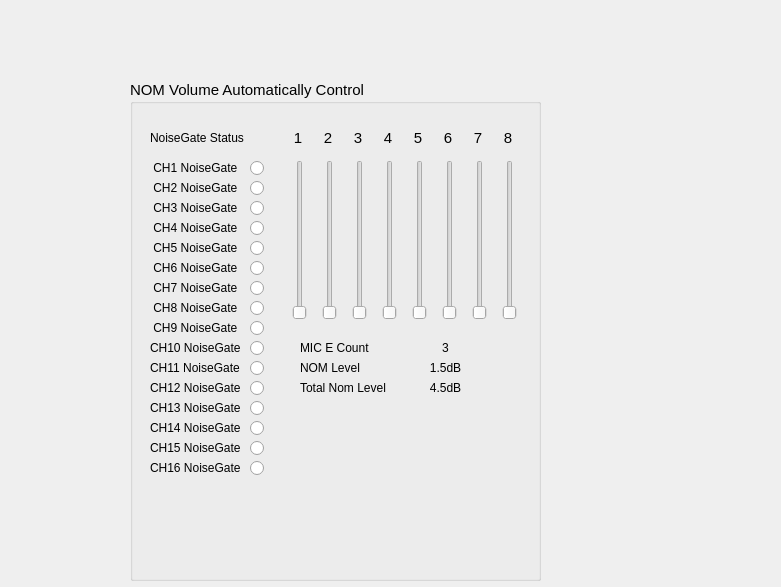
The window that ac1608/nomwnd.ui (jpcstpj7281/gameseer) describes before a commit, drawn with Qt 5.
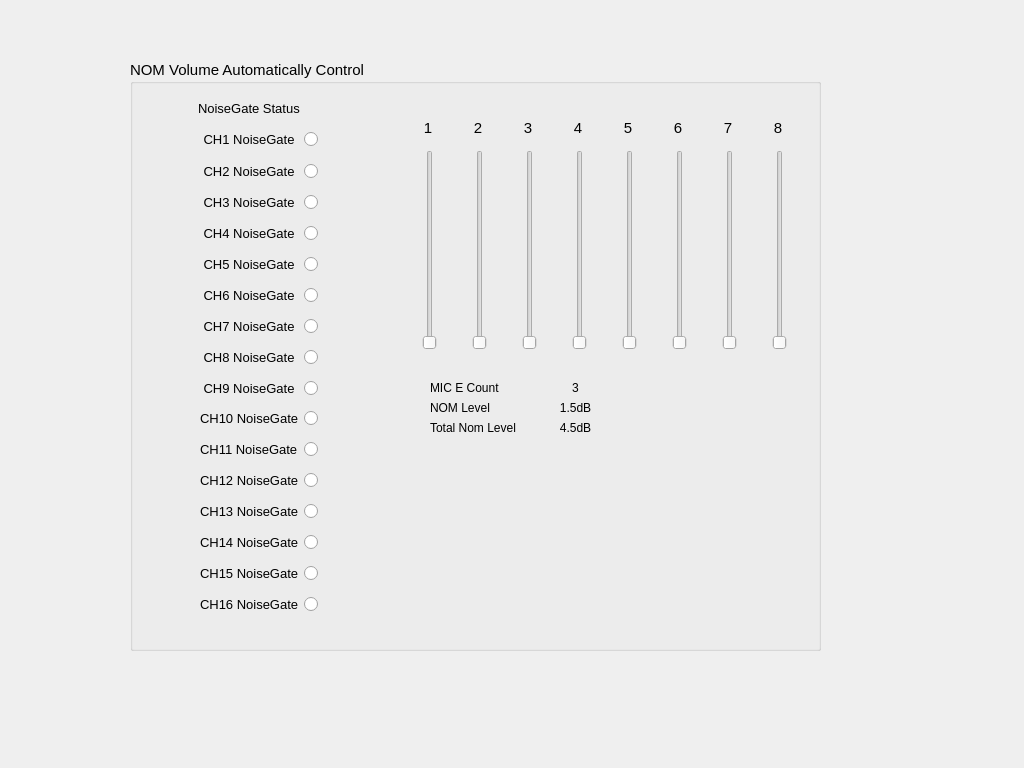
The same window after the commit.

```diff
--- a/ac1608/nomwnd.ui
+++ b/ac1608/nomwnd.ui
@@ -6,10 +6,16 @@
    <rect>
     <x>0</x>
     <y>0</y>
-    <width>781</width>
-    <height>587</height>
+    <width>1024</width>
+    <height>768</height>
    </rect>
   </property>
+  <property name="minimumSize">
+   <size>
+    <width>1024</width>
+    <height>768</height>
+   </size>
+  </property>
   <property name="windowTitle">
    <string>Form</string>
   </property>
@@ -17,9 +23,9 @@
    <property name="geometry">
     <rect>
      <x>130</x>
-     <y>80</y>
-     <width>411</width>
-     <height>501</height>
+     <y>60</y>
+     <width>691</width>
+     <height>591</height>
     </rect>
    </property>
    <property name="font">
@@ -33,44 +39,26 @@
    <widget class="QLabel" name="label_133">
     <property name="geometry">
      <rect>
-      <x>20</x>
-      <y>50</y>
-      <width>101</width>
+      <x>68</x>
+      <y>40</y>
+      <width>121</width>
       <height>16</height>
      </rect>
     </property>
     <property name="font">
      <font>
-      <pointsize>9</pointsize>
+      <pointsize>10</pointsize>
      </font>
     </property>
     <property name="text">
      <string>NoiseGate Status</string>
     </property>
    </widget>
-   <widget class="QLabel" name="label_134">
-    <property name="geometry">
-     <rect>
-      <x>20</x>
-      <y>80</y>
-      <width>91</width>
-      <height>16</height>
-     </rect>
-    </property>
-    <property name="font">
-     <font>
-      <pointsize>9</pointsize>
-     </font>
-    </property>
-    <property name="text">
-     <string> CH1 NoiseGate</string>
-    </property>
-   </widget>
    <widget class="QLabel" name="label_135">
     <property name="geometry">
      <rect>
-      <x>160</x>
-      <y>50</y>
+      <x>290</x>
+      <y>60</y>
       <width>16</width>
       <height>16</height>
      </rect>
@@ -85,10 +73,10 @@
    <widget class="QSlider" name="verticalSlider">
     <property name="geometry">
      <rect>
-      <x>160</x>
-      <y>80</y>
-      <width>19</width>
-      <height>160</height>
+      <x>285</x>
+      <y>90</y>
+      <width>30</width>
+      <height>200</height>
      </rect>
     </property>
     <property name="orientation">
@@ -98,8 +86,8 @@
    <widget class="QRadioButton" name="radioButton_13">
     <property name="geometry">
      <rect>
-      <x>120</x>
-      <y>80</y>
+      <x>174</x>
+      <y>71</y>
       <width>16</width>
       <height>16</height>
      </rect>
@@ -111,8 +99,8 @@
    <widget class="QLabel" name="label_136">
     <property name="geometry">
      <rect>
-      <x>190</x>
-      <y>50</y>
+      <x>340</x>
+      <y>60</y>
       <width>16</width>
       <height>16</height>
      </rect>
@@ -127,10 +115,10 @@
    <widget class="QSlider" name="verticalSlider_2">
     <property name="geometry">
      <rect>
-      <x>190</x>
-      <y>80</y>
-      <width>19</width>
-      <height>160</height>
+      <x>335</x>
+      <y>90</y>
+      <width>30</width>
+      <height>200</height>
      </rect>
     </property>
     <property name="orientation">
@@ -140,8 +128,8 @@
    <widget class="QLabel" name="label_137">
     <property name="geometry">
      <rect>
-      <x>220</x>
-      <y>50</y>
+      <x>390</x>
+      <y>60</y>
       <width>16</width>
       <height>16</height>
      </rect>
@@ -156,10 +144,10 @@
    <widget class="QSlider" name="verticalSlider_3">
     <property name="geometry">
      <rect>
-      <x>220</x>
-      <y>80</y>
-      <width>19</width>
-      <height>160</height>
+      <x>385</x>
+      <y>90</y>
+      <width>30</width>
+      <height>200</height>
      </rect>
     </property>
     <property name="orientation">
@@ -169,8 +157,8 @@
    <widget class="QLabel" name="label_138">
     <property name="geometry">
      <rect>
-      <x>250</x>
-      <y>50</y>
+      <x>440</x>
+      <y>60</y>
       <width>16</width>
       <height>16</height>
      </rect>
@@ -185,10 +173,10 @@
    <widget class="QSlider" name="verticalSlider_4">
     <property name="geometry">
      <rect>
-      <x>250</x>
-      <y>80</y>
-      <width>19</width>
-      <height>160</height>
+      <x>435</x>
+      <y>90</y>
+      <width>30</width>
+      <height>200</height>
      </rect>
     </property>
     <property name="orientation">
@@ -198,8 +186,8 @@
    <widget class="QLabel" name="label_139">
     <property name="geometry">
      <rect>
-      <x>280</x>
-      <y>50</y>
+      <x>490</x>
+      <y>60</y>
       <width>16</width>
       <height>16</height>
      </rect>
@@ -214,10 +202,10 @@
    <widget class="QSlider" name="verticalSlider_5">
     <property name="geometry">
      <rect>
-      <x>280</x>
-      <y>80</y>
-      <width>19</width>
-      <height>160</height>
+      <x>485</x>
+      <y>90</y>
+      <width>30</width>
+      <height>200</height>
      </rect>
     </property>
     <property name="orientation">
@@ -227,8 +215,8 @@
    <widget class="QLabel" name="label_140">
     <property name="geometry">
      <rect>
-      <x>310</x>
-      <y>50</y>
+      <x>540</x>
+      <y>60</y>
       <width>16</width>
       <height>16</height>
      </rect>
@@ -243,10 +231,10 @@
    <widget class="QSlider" name="verticalSlider_6">
     <property name="geometry">
      <rect>
-      <x>310</x>
-      <y>80</y>
-      <width>19</width>
-      <height>160</height>
+      <x>535</x>
+      <y>90</y>
+      <width>30</width>
+      <height>200</height>
      </rect>
     </property>
     <property name="orientation">
@@ -256,8 +244,8 @@
    <widget class="QLabel" name="label_141">
     <property name="geometry">
      <rect>
-      <x>340</x>
-      <y>50</y>
+      <x>590</x>
+      <y>60</y>
       <width>16</width>
       <height>16</height>
      </rect>
@@ -272,10 +260,10 @@
    <widget class="QSlider" name="verticalSlider_7">
     <property name="geometry">
      <rect>
-      <x>340</x>
-      <y>80</y>
-      <width>19</width>
-      <height>160</height>
+      <x>585</x>
+      <y>90</y>
+      <width>30</width>
+      <height>200</height>
      </rect>
     </property>
     <property name="orientation">
@@ -285,8 +273,8 @@
    <widget class="QLabel" name="label_142">
     <property name="geometry">
      <rect>
-      <x>370</x>
-      <y>50</y>
+      <x>640</x>
+      <y>60</y>
       <width>16</width>
       <height>16</height>
      </rect>
@@ -301,10 +289,10 @@
    <widget class="QSlider" name="verticalSlider_8">
     <property name="geometry">
      <rect>
-      <x>370</x>
-      <y>80</y>
-      <width>19</width>
-      <height>160</height>
+      <x>635</x>
+      <y>90</y>
+      <width>30</width>
+      <height>200</height>
      </rect>
     </property>
     <property name="orientation">
@@ -314,8 +302,8 @@
    <widget class="QRadioButton" name="radioButton_14">
     <property name="geometry">
      <rect>
-      <x>120</x>
-      <y>100</y>
+      <x>174</x>
+      <y>103</y>
       <width>16</width>
       <height>16</height>
      </rect>
@@ -324,29 +312,11 @@
      <string/>
     </property>
    </widget>
-   <widget class="QLabel" name="label_143">
-    <property name="geometry">
-     <rect>
-      <x>20</x>
-      <y>100</y>
-      <width>91</width>
-      <height>16</height>
-     </rect>
-    </property>
-    <property name="font">
-     <font>
-      <pointsize>9</pointsize>
-     </font>
-    </property>
-    <property name="text">
-     <string> CH2 NoiseGate</string>
-    </property>
-   </widget>
    <widget class="QRadioButton" name="radioButton_15">
     <property name="geometry">
      <rect>
-      <x>120</x>
-      <y>120</y>
+      <x>174</x>
+      <y>134</y>
       <width>16</width>
       <height>16</height>
      </rect>
@@ -355,29 +325,11 @@
      <string/>
     </property>
    </widget>
-   <widget class="QLabel" name="label_144">
-    <property name="geometry">
-     <rect>
-      <x>20</x>
-      <y>120</y>
-      <width>91</width>
-      <height>16</height>
-     </rect>
-    </property>
-    <property name="font">
-     <font>
-      <pointsize>9</pointsize>
-     </font>
-    </property>
-    <property name="text">
-     <string> CH3 NoiseGate</string>
-    </property>
-   </widget>
    <widget class="QRadioButton" name="radioButton_16">
     <property name="geometry">
      <rect>
-      <x>120</x>
-      <y>140</y>
+      <x>174</x>
+      <y>165</y>
       <width>16</width>
       <height>16</height>
      </rect>
@@ -389,8 +341,8 @@
    <widget class="QRadioButton" name="radioButton_17">
     <property name="geometry">
      <rect>
-      <x>120</x>
-      <y>160</y>
+      <x>174</x>
+      <y>196</y>
       <width>16</width>
       <height>16</height>
      </rect>
@@ -399,65 +351,11 @@
      <string/>
     </property>
    </widget>
-   <widget class="QLabel" name="label_145">
-    <property name="geometry">
-     <rect>
-      <x>20</x>
-      <y>180</y>
-      <width>91</width>
-      <height>16</height>
-     </rect>
-    </property>
-    <property name="font">
-     <font>
-      <pointsize>9</pointsize>
-     </font>
-    </property>
-    <property name="text">
-     <string> CH6 NoiseGate</string>
-    </property>
-   </widget>
-   <widget class="QLabel" name="label_146">
-    <property name="geometry">
-     <rect>
-      <x>20</x>
-      <y>160</y>
-      <width>91</width>
-      <height>16</height>
-     </rect>
-    </property>
-    <property name="font">
-     <font>
-      <pointsize>9</pointsize>
-     </font>
-    </property>
-    <property name="text">
-     <string> CH5 NoiseGate</string>
-    </property>
-   </widget>
-   <widget class="QLabel" name="label_147">
-    <property name="geometry">
-     <rect>
-      <x>20</x>
-      <y>140</y>
-      <width>91</width>
-      <height>16</height>
-     </rect>
-    </property>
-    <property name="font">
-     <font>
-      <pointsize>9</pointsize>
-     </font>
-    </property>
-    <property name="text">
-     <string> CH4 NoiseGate</string>
-    </property>
-   </widget>
    <widget class="QRadioButton" name="radioButton_18">
     <property name="geometry">
      <rect>
-      <x>120</x>
-      <y>180</y>
+      <x>174</x>
+      <y>227</y>
       <width>16</width>
       <height>16</height>
      </rect>
@@ -469,8 +367,8 @@
    <widget class="QRadioButton" name="radioButton_19">
     <property name="geometry">
      <rect>
-      <x>120</x>
-      <y>200</y>
+      <x>174</x>
+      <y>258</y>
       <width>16</width>
       <height>16</height>
      </rect>
@@ -482,8 +380,8 @@
    <widget class="QRadioButton" name="radioButton_20">
     <property name="geometry">
      <rect>
-      <x>120</x>
-      <y>220</y>
+      <x>174</x>
+      <y>289</y>
       <width>16</width>
       <height>16</height>
      </rect>
@@ -492,29 +390,11 @@
      <string/>
     </property>
    </widget>
-   <widget class="QLabel" name="label_148">
-    <property name="geometry">
-     <rect>
-      <x>20</x>
-      <y>240</y>
-      <width>91</width>
-      <height>16</height>
-     </rect>
-    </property>
-    <property name="font">
-     <font>
-      <pointsize>9</pointsize>
-     </font>
-    </property>
-    <property name="text">
-     <string> CH9 NoiseGate</string>
-    </property>
-   </widget>
    <widget class="QRadioButton" name="radioButton_21">
     <property name="geometry">
      <rect>
-      <x>120</x>
-      <y>260</y>
+      <x>174</x>
+      <y>350</y>
       <width>16</width>
       <height>16</height>
      </rect>
@@ -523,47 +403,11 @@
      <string/>
     </property>
    </widget>
-   <widget class="QLabel" name="label_149">
-    <property name="geometry">
-     <rect>
-      <x>20</x>
-      <y>280</y>
-      <width>91</width>
-      <height>16</height>
-     </rect>
-    </property>
-    <property name="font">
-     <font>
-      <pointsize>9</pointsize>
-     </font>
-    </property>
-    <property name="text">
-     <string>CH11 NoiseGate</string>
-    </property>
-   </widget>
-   <widget class="QLabel" name="label_150">
-    <property name="geometry">
-     <rect>
-      <x>20</x>
-      <y>220</y>
-      <width>91</width>
-      <height>16</height>
-     </rect>
-    </property>
-    <property name="font">
-     <font>
-      <pointsize>9</pointsize>
-     </font>
-    </property>
-    <property name="text">
-     <string> CH8 NoiseGate</string>
-    </property>
-   </widget>
    <widget class="QRadioButton" name="radioButton_22">
     <property name="geometry">
      <rect>
-      <x>120</x>
-      <y>300</y>
+      <x>174</x>
+      <y>412</y>
       <width>16</width>
       <height>16</height>
      </rect>
@@ -572,65 +416,11 @@
      <string/>
     </property>
    </widget>
-   <widget class="QLabel" name="label_151">
-    <property name="geometry">
-     <rect>
-      <x>20</x>
-      <y>260</y>
-      <width>91</width>
-      <height>16</height>
-     </rect>
-    </property>
-    <property name="font">
-     <font>
-      <pointsize>9</pointsize>
-     </font>
-    </property>
-    <property name="text">
-     <string>CH10 NoiseGate</string>
-    </property>
-   </widget>
-   <widget class="QLabel" name="label_152">
-    <property name="geometry">
-     <rect>
-      <x>20</x>
-      <y>300</y>
-      <width>91</width>
-      <height>16</height>
-     </rect>
-    </property>
-    <property name="font">
-     <font>
-      <pointsize>9</pointsize>
-     </font>
-    </property>
-    <property name="text">
-     <string>CH12 NoiseGate</string>
-    </property>
-   </widget>
-   <widget class="QLabel" name="label_153">
-    <property name="geometry">
-     <rect>
-      <x>20</x>
-      <y>200</y>
-      <width>91</width>
-      <height>16</height>
-     </rect>
-    </property>
-    <property name="font">
-     <font>
-      <pointsize>9</pointsize>
-     </font>
-    </property>
-    <property name="text">
-     <string> CH7 NoiseGate</string>
-    </property>
-   </widget>
    <widget class="QRadioButton" name="radioButton_23">
     <property name="geometry">
      <rect>
-      <x>120</x>
-      <y>240</y>
+      <x>174</x>
+      <y>320</y>
       <width>16</width>
       <height>16</height>
      </rect>
@@ -642,8 +432,8 @@
    <widget class="QRadioButton" name="radioButton_24">
     <property name="geometry">
      <rect>
-      <x>120</x>
-      <y>280</y>
+      <x>174</x>
+      <y>381</y>
       <width>16</width>
       <height>16</height>
      </rect>
@@ -655,8 +445,8 @@
    <widget class="QRadioButton" name="radioButton_25">
     <property name="geometry">
      <rect>
-      <x>120</x>
-      <y>320</y>
+      <x>174</x>
+      <y>443</y>
       <width>16</width>
       <height>16</height>
      </rect>
@@ -668,8 +458,8 @@
    <widget class="QRadioButton" name="radioButton_26">
     <property name="geometry">
      <rect>
-      <x>120</x>
-      <y>340</y>
+      <x>174</x>
+      <y>474</y>
       <width>16</width>
       <height>16</height>
      </rect>
@@ -678,96 +468,11 @@
      <string/>
     </property>
    </widget>
-   <widget class="QLabel" name="label_154">
-    <property name="geometry">
-     <rect>
-      <x>20</x>
-      <y>360</y>
-      <width>91</width>
-      <height>16</height>
-     </rect>
-    </property>
-    <property name="font">
-     <font>
-      <pointsize>9</pointsize>
-     </font>
-    </property>
-    <property name="text">
-     <string>CH15 NoiseGate</string>
-    </property>
-   </widget>
-   <widget class="QRadioButton" name="radioButton_27">
-    <property name="geometry">
-     <rect>
-      <x>120</x>
-      <y>380</y>
-      <width>16</width>
-      <height>16</height>
-     </rect>
-    </property>
-    <property name="text">
-     <string/>
-    </property>
-   </widget>
-   <widget class="QLabel" name="label_156">
-    <property name="geometry">
-     <rect>
-      <x>20</x>
-      <y>340</y>
-      <width>91</width>
-      <height>16</height>
-     </rect>
-    </property>
-    <property name="font">
-     <font>
-      <pointsize>9</pointsize>
-     </font>
-    </property>
-    <property name="text">
-     <string>CH14 NoiseGate</string>
-    </property>
-   </widget>
-   <widget class="QLabel" name="label_157">
-    <property name="geometry">
-     <rect>
-      <x>20</x>
-      <y>380</y>
-      <width>91</width>
-      <height>16</height>
-     </rect>
-    </property>
-    <property name="font">
-     <font>
-      <pointsize>9</pointsize>
-     </font>
-    </property>
-    <property name="text">
-     <string>CH16 NoiseGate</string>
-    </property>
-   </widget>
-   <widget class="QLabel" name="label_159">
-    <property name="geometry">
-     <rect>
-      <x>20</x>
-      <y>320</y>
-      <width>91</width>
-      <height>16</height>
-     </rect>
-    </property>
-    <property name="font">
-     <font>
-      <pointsize>9</pointsize>
-     </font>
-    </property>
-    <property name="text">
-     <string>CH13 NoiseGate</string>
-    </property>
-   </widget>
    <widget class="QRadioButton" name="radioButton_29">
     <property name="geometry">
      <rect>
-      <x>120</x>
-      <y>360</y>
+      <x>174</x>
+      <y>505</y>
       <width>16</width>
       <height>16</height>
      </rect>
@@ -779,8 +484,8 @@
    <widget class="QLabel" name="label_155">
     <property name="geometry">
      <rect>
-      <x>170</x>
-      <y>260</y>
+      <x>300</x>
+      <y>320</y>
       <width>71</width>
       <height>16</height>
      </rect>
@@ -797,8 +502,8 @@
    <widget class="QLabel" name="label_158">
     <property name="geometry">
      <rect>
-      <x>170</x>
-      <y>280</y>
+      <x>300</x>
+      <y>340</y>
       <width>71</width>
       <height>16</height>
      </rect>
@@ -815,8 +520,8 @@
    <widget class="QLabel" name="label_160">
     <property name="geometry">
      <rect>
-      <x>170</x>
-      <y>300</y>
+      <x>300</x>
+      <y>360</y>
       <width>91</width>
       <height>16</height>
      </rect>
@@ -833,8 +538,8 @@
    <widget class="QLabel" name="label_161">
     <property name="geometry">
      <rect>
-      <x>280</x>
-      <y>260</y>
+      <x>410</x>
+      <y>320</y>
       <width>71</width>
       <height>16</height>
      </rect>
@@ -854,8 +559,8 @@
    <widget class="QLabel" name="label_162">
     <property name="geometry">
      <rect>
-      <x>280</x>
-      <y>280</y>
+      <x>410</x>
+      <y>340</y>
       <width>71</width>
       <height>16</height>
      </rect>
@@ -875,8 +580,8 @@
    <widget class="QLabel" name="label_163">
     <property name="geometry">
      <rect>
-      <x>280</x>
-      <y>300</y>
+      <x>410</x>
+      <y>360</y>
       <width>71</width>
       <height>16</height>
      </rect>
@@ -893,6 +598,379 @@
      <set>Qt::AlignCenter</set>
     </property>
    </widget>
+   <widget class="QLabel" name="label_153">
+    <property name="geometry">
+     <rect>
+      <x>70</x>
+      <y>258</y>
+      <width>98</width>
+      <height>16</height>
+     </rect>
+    </property>
+    <property name="font">
+     <font>
+      <pointsize>10</pointsize>
+     </font>
+    </property>
+    <property name="text">
+     <string> CH7 NoiseGate</string>
+    </property>
+   </widget>
+   <widget class="QLabel" name="label_151">
+    <property name="geometry">
+     <rect>
+      <x>70</x>
+      <y>350</y>
+      <width>98</width>
+      <height>16</height>
+     </rect>
+    </property>
+    <property name="font">
+     <font>
+      <pointsize>10</pointsize>
+     </font>
+    </property>
+    <property name="text">
+     <string>CH10 NoiseGate</string>
+    </property>
+   </widget>
+   <widget class="QLabel" name="label_154">
+    <property name="geometry">
+     <rect>
+      <x>70</x>
+      <y>505</y>
+      <width>98</width>
+      <height>16</height>
+     </rect>
+    </property>
+    <property name="font">
+     <font>
+      <pointsize>10</pointsize>
+     </font>
+    </property>
+    <property name="text">
+     <string>CH15 NoiseGate</string>
+    </property>
+   </widget>
+   <widget class="QLabel" name="label_149">
+    <property name="geometry">
+     <rect>
+      <x>70</x>
+      <y>381</y>
+      <width>98</width>
+      <height>16</height>
+     </rect>
+    </property>
+    <property name="font">
+     <font>
+      <pointsize>10</pointsize>
+     </font>
+    </property>
+    <property name="text">
+     <string>CH11 NoiseGate</string>
+    </property>
+   </widget>
+   <widget class="QLabel" name="label_156">
+    <property name="geometry">
+     <rect>
+      <x>70</x>
+      <y>474</y>
+      <width>98</width>
+      <height>16</height>
+     </rect>
+    </property>
+    <property name="font">
+     <font>
+      <pointsize>10</pointsize>
+     </font>
+    </property>
+    <property name="text">
+     <string>CH14 NoiseGate</string>
+    </property>
+   </widget>
+   <widget class="QRadioButton" name="radioButton_27">
+    <property name="geometry">
+     <rect>
+      <x>174</x>
+      <y>536</y>
+      <width>16</width>
+      <height>16</height>
+     </rect>
+    </property>
+    <property name="text">
+     <string/>
+    </property>
+   </widget>
+   <widget class="QLabel" name="label_157">
+    <property name="geometry">
+     <rect>
+      <x>70</x>
+      <y>536</y>
+      <width>98</width>
+      <height>16</height>
+     </rect>
+    </property>
+    <property name="font">
+     <font>
+      <pointsize>10</pointsize>
+     </font>
+    </property>
+    <property name="text">
+     <string>CH16 NoiseGate</string>
+    </property>
+   </widget>
+   <widget class="QLabel" name="label_143">
+    <property name="geometry">
+     <rect>
+      <x>70</x>
+      <y>103</y>
+      <width>98</width>
+      <height>16</height>
+     </rect>
+    </property>
+    <property name="font">
+     <font>
+      <pointsize>10</pointsize>
+     </font>
+    </property>
+    <property name="text">
+     <string> CH2 NoiseGate</string>
+    </property>
+   </widget>
+   <widget class="QLabel" name="label_134">
+    <property name="geometry">
+     <rect>
+      <x>70</x>
+      <y>71</y>
+      <width>98</width>
+      <height>16</height>
+     </rect>
+    </property>
+    <property name="font">
+     <font>
+      <pointsize>10</pointsize>
+     </font>
+    </property>
+    <property name="text">
+     <string> CH1 NoiseGate</string>
+    </property>
+   </widget>
+   <widget class="QLabel" name="label_147">
+    <property name="geometry">
+     <rect>
+      <x>70</x>
+      <y>165</y>
+      <width>98</width>
+      <height>16</height>
+     </rect>
+    </property>
+    <property name="font">
+     <font>
+      <pointsize>10</pointsize>
+     </font>
+    </property>
+    <property name="text">
+     <string> CH4 NoiseGate</string>
+    </property>
+   </widget>
+   <widget class="QLabel" name="label_159">
+    <property name="geometry">
+     <rect>
+      <x>70</x>
+      <y>443</y>
+      <width>98</width>
+      <height>16</height>
+     </rect>
+    </property>
+    <property name="font">
+     <font>
+      <pointsize>10</pointsize>
+     </font>
+    </property>
+    <property name="text">
+     <string>CH13 NoiseGate</string>
+    </property>
+   </widget>
+   <widget class="QLabel" name="label_146">
+    <property name="geometry">
+     <rect>
+      <x>70</x>
+      <y>196</y>
+      <width>98</width>
+      <height>16</height>
+     </rect>
+    </property>
+    <property name="font">
+     <font>
+      <pointsize>10</pointsize>
+     </font>
+    </property>
+    <property name="text">
+     <string> CH5 NoiseGate</string>
+    </property>
+   </widget>
+   <widget class="QLabel" name="label_150">
+    <property name="geometry">
+     <rect>
+      <x>70</x>
+      <y>289</y>
+      <width>98</width>
+      <height>16</height>
+     </rect>
+    </property>
+    <property name="font">
+     <font>
+      <pointsize>10</pointsize>
+     </font>
+    </property>
+    <property name="text">
+     <string> CH8 NoiseGate</string>
+    </property>
+   </widget>
+   <widget class="QLabel" name="label_148">
+    <property name="geometry">
+     <rect>
+      <x>70</x>
+      <y>320</y>
+      <width>98</width>
+      <height>16</height>
+     </rect>
+    </property>
+    <property name="font">
+     <font>
+      <pointsize>10</pointsize>
+     </font>
+    </property>
+    <property name="text">
+     <string> CH9 NoiseGate</string>
+    </property>
+   </widget>
+   <widget class="QLabel" name="label_145">
+    <property name="geometry">
+     <rect>
+      <x>70</x>
+      <y>227</y>
+      <width>98</width>
+      <height>16</height>
+     </rect>
+    </property>
+    <property name="font">
+     <font>
+      <pointsize>10</pointsize>
+     </font>
+    </property>
+    <property name="text">
+     <string> CH6 NoiseGate</string>
+    </property>
+   </widget>
+   <widget class="QLabel" name="label_144">
+    <property name="geometry">
+     <rect>
+      <x>70</x>
+      <y>134</y>
+      <width>98</width>
+      <height>16</height>
+     </rect>
+    </property>
+    <property name="font">
+     <font>
+      <pointsize>10</pointsize>
+     </font>
+    </property>
+    <property name="text">
+     <string> CH3 NoiseGate</string>
+    </property>
+   </widget>
+   <widget class="QLabel" name="label_152">
+    <property name="geometry">
+     <rect>
+      <x>70</x>
+      <y>412</y>
+      <width>98</width>
+      <height>16</height>
+     </rect>
+    </property>
+    <property name="font">
+     <font>
+      <pointsize>10</pointsize>
+     </font>
+    </property>
+    <property name="text">
+     <string>CH12 NoiseGate</string>
+    </property>
+   </widget>
+   <zorder>label_133</zorder>
+   <zorder>label_134</zorder>
+   <zorder>label_135</zorder>
+   <zorder>verticalSlider</zorder>
+   <zorder>radioButton_13</zorder>
+   <zorder>label_136</zorder>
+   <zorder>verticalSlider_2</zorder>
+   <zorder>label_137</zorder>
+   <zorder>verticalSlider_3</zorder>
+   <zorder>label_138</zorder>
+   <zorder>verticalSlider_4</zorder>
+   <zorder>label_139</zorder>
+   <zorder>verticalSlider_5</zorder>
+   <zorder>label_140</zorder>
+   <zorder>verticalSlider_6</zorder>
+   <zorder>label_141</zorder>
+   <zorder>verticalSlider_7</zorder>
+   <zorder>label_142</zorder>
+   <zorder>verticalSlider_8</zorder>
+   <zorder>radioButton_14</zorder>
+   <zorder>label_143</zorder>
+   <zorder>radioButton_15</zorder>
+   <zorder>label_144</zorder>
+   <zorder>radioButton_16</zorder>
+   <zorder>radioButton_17</zorder>
+   <zorder>label_145</zorder>
+   <zorder>label_146</zorder>
+   <zorder>label_147</zorder>
+   <zorder>radioButton_18</zorder>
+   <zorder>radioButton_19</zorder>
+   <zorder>radioButton_20</zorder>
+   <zorder>label_148</zorder>
+   <zorder>radioButton_21</zorder>
+   <zorder>label_149</zorder>
+   <zorder>label_150</zorder>
+   <zorder>radioButton_22</zorder>
+   <zorder>label_151</zorder>
+   <zorder>label_152</zorder>
+   <zorder>label_153</zorder>
+   <zorder>radioButton_23</zorder>
+   <zorder>radioButton_24</zorder>
+   <zorder>radioButton_25</zorder>
+   <zorder>radioButton_26</zorder>
+   <zorder>label_154</zorder>
+   <zorder>radioButton_27</zorder>
+   <zorder>label_156</zorder>
+   <zorder>label_157</zorder>
+   <zorder>label_159</zorder>
+   <zorder>radioButton_29</zorder>
+   <zorder>label_155</zorder>
+   <zorder>label_158</zorder>
+   <zorder>label_160</zorder>
+   <zorder>label_161</zorder>
+   <zorder>label_162</zorder>
+   <zorder>label_163</zorder>
+   <zorder>radioButton_27</zorder>
+   <zorder>label_157</zorder>
+   <zorder>label_146</zorder>
+   <zorder>label_148</zorder>
+   <zorder>label_159</zorder>
+   <zorder>label_150</zorder>
+   <zorder>label_152</zorder>
+   <zorder>label_147</zorder>
+   <zorder>label_156</zorder>
+   <zorder>label_134</zorder>
+   <zorder>label_144</zorder>
+   <zorder>label_153</zorder>
+   <zorder>label_154</zorder>
+   <zorder>label_145</zorder>
+   <zorder>label_149</zorder>
+   <zorder>label_143</zorder>
+   <zorder>label_151</zorder>
   </widget>
  </widget>
  <resources/>
```
Left out of the diff: 6 changed lines with no effect on the pictures.
